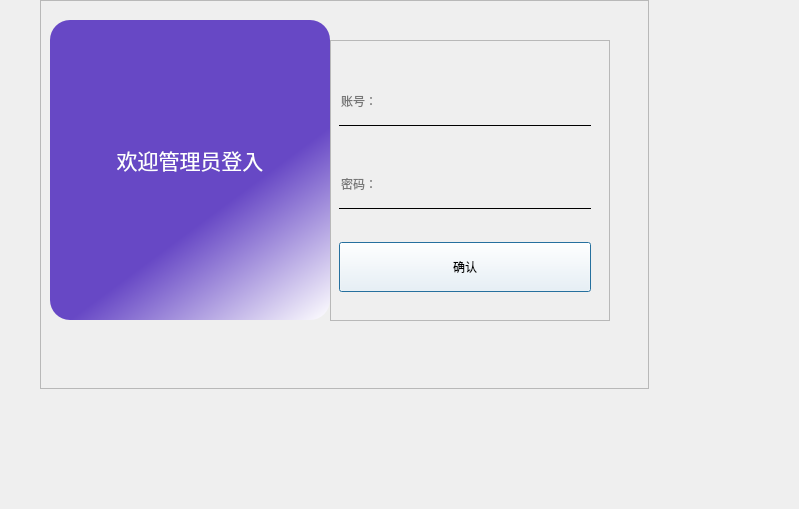
Before: the Qt Designer form libraryproject/Administrator.ui in litsum/library_system, drawn with Qt 5.
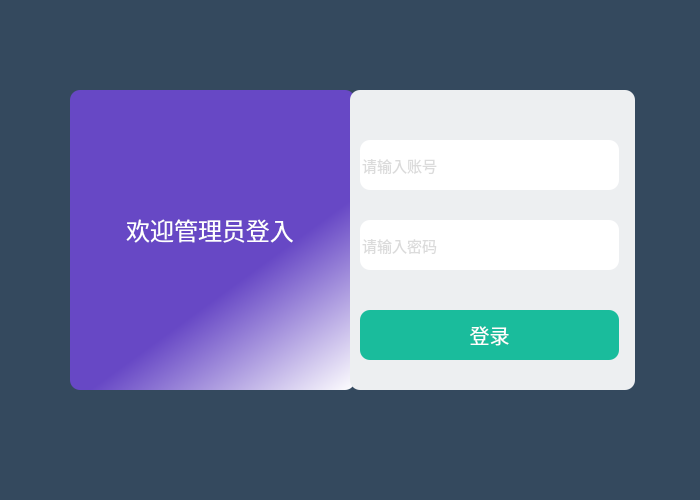
After: the same form once the commit is applied. Icons and pictures are not drawn.

Patch:
```diff
--- a/libraryproject/Administrator.ui
+++ b/libraryproject/Administrator.ui
@@ -6,28 +6,42 @@
    <rect>
     <x>0</x>
     <y>0</y>
-    <width>799</width>
-    <height>509</height>
+    <width>700</width>
+    <height>500</height>
    </rect>
   </property>
   <property name="minimumSize">
    <size>
-    <width>637</width>
-    <height>440</height>
+    <width>700</width>
+    <height>500</height>
    </size>
   </property>
+  <property name="maximumSize">
+   <size>
+    <width>700</width>
+    <height>500</height>
+   </size>
+  </property>
+  <property name="font">
+   <font>
+    <pointsize>15</pointsize>
+   </font>
+  </property>
   <property name="windowTitle">
    <string>Dialog</string>
   </property>
   <widget class="QFrame" name="frame">
    <property name="geometry">
     <rect>
-     <x>40</x>
-     <y>0</y>
-     <width>609</width>
+     <x>60</x>
+     <y>50</y>
+     <width>591</width>
      <height>389</height>
     </rect>
    </property>
+   <property name="styleSheet">
+    <string notr="true">border-radius:10px ;</string>
+   </property>
    <property name="frameShape">
     <enum>QFrame::Shape::StyledPanel</enum>
    </property>
@@ -38,8 +52,8 @@
     <property name="geometry">
      <rect>
       <x>10</x>
-      <y>20</y>
-      <width>280</width>
+      <y>40</y>
+      <width>285</width>
       <height>300</height>
      </rect>
     </property>
@@ -52,7 +66,7 @@
     <property name="styleSheet">
      <string notr="true">#frame_2{
 background-color: qlineargradient(spread:pad, x1:0.698864, y1:0.565, x2:1, y2:1, stop:0 rgba(103, 72, 197, 255), stop:1 rgba(255, 255, 255, 255));
-border-radius:20px ;}
+border-radius:10px ;}
 </string>
     </property>
     <property name="frameShape">
@@ -76,8 +90,13 @@
        <height>80</height>
       </size>
      </property>
+     <property name="font">
+      <font>
+       <pointsize>9</pointsize>
+      </font>
+     </property>
      <property name="text">
-      <string>&lt;html&gt;&lt;head/&gt;&lt;body&gt;&lt;p align=&quot;center&quot;&gt;&lt;span style=&quot; font-size:16pt; color:#ffffff;&quot;&gt;欢迎管理员登入&lt;/span&gt;&lt;/p&gt;&lt;/body&gt;&lt;/html&gt;</string>
+      <string>&lt;html&gt;&lt;head/&gt;&lt;body&gt;&lt;p align=&quot;center&quot;&gt;&lt;span style=&quot; font-size:18pt; color:#ffffff;&quot;&gt;欢迎管理员登入&lt;/span&gt;&lt;/p&gt;&lt;/body&gt;&lt;/html&gt;</string>
      </property>
     </widget>
    </widget>
@@ -86,8 +105,8 @@
      <rect>
       <x>290</x>
       <y>40</y>
-      <width>280</width>
-      <height>281</height>
+      <width>285</width>
+      <height>300</height>
      </rect>
     </property>
     <property name="minimumSize">
@@ -97,7 +116,8 @@
      </size>
     </property>
     <property name="styleSheet">
-     <string notr="true"/>
+     <string notr="true">border-radius:10px ;
+background-color: rgb(237, 239, 241);</string>
     </property>
     <property name="frameShape">
      <enum>QFrame::Shape::StyledPanel</enum>
@@ -105,84 +125,164 @@
     <property name="frameShadow">
      <enum>QFrame::Shadow::Raised</enum>
     </property>
-    <widget class="QWidget" name="verticalLayoutWidget_2">
-     <property name="geometry">
-      <rect>
-       <x>9</x>
-       <y>9</y>
-       <width>252</width>
-       <height>271</height>
-      </rect>
-     </property>
-     <layout class="QVBoxLayout" name="verticalLayout_2">
-      <item>
        <widget class="QLineEdit" name="adaccout">
+     <property name="geometry">
+      <rect>
+       <x>10</x>
+       <y>50</y>
+       <width>259</width>
+       <height>50</height>
+      </rect>
+     </property>
         <property name="minimumSize">
          <size>
           <width>250</width>
           <height>50</height>
          </size>
         </property>
+     <property name="font">
+      <font>
+       <pointsize>11</pointsize>
+      </font>
+     </property>
         <property name="styleSheet">
-         <string notr="true">QLineEdit{
-	background-color:rgba(255,255,255,0);
-	border:none;
-	border-bottom:1px solid black;}</string>
+      <string notr="true">border-radius:10px ;
+color: rgb(183, 183, 183);
+background-color: rgb(255, 255, 255);</string>
         </property>
         <property name="placeholderText">
-         <string>账号：</string>
+      <string>请输入账号</string>
         </property>
         <property name="clearButtonEnabled">
          <bool>true</bool>
         </property>
        </widget>
-      </item>
-      <item>
        <widget class="QLineEdit" name="adpassword">
+     <property name="geometry">
+      <rect>
+       <x>10</x>
+       <y>130</y>
+       <width>259</width>
+       <height>50</height>
+      </rect>
+     </property>
         <property name="minimumSize">
          <size>
           <width>250</width>
           <height>50</height>
          </size>
         </property>
+     <property name="font">
+      <font>
+       <pointsize>11</pointsize>
+      </font>
+     </property>
         <property name="styleSheet">
-         <string notr="true">QLineEdit{
-	background-color:rgba(255,255,255,0);
-	border:none;
-	border-bottom:1px solid black;}</string>
+      <string notr="true">border-radius:10px ;
+color: rgb(183, 183, 183);
+background-color: rgb(255, 255, 255);</string>
         </property>
         <property name="echoMode">
          <enum>QLineEdit::EchoMode::Password</enum>
         </property>
         <property name="placeholderText">
-         <string>密码：</string>
+      <string>请输入密码</string>
         </property>
         <property name="clearButtonEnabled">
          <bool>true</bool>
         </property>
        </widget>
-      </item>
-      <item>
        <widget class="QPushButton" name="next">
+     <property name="geometry">
+      <rect>
+       <x>10</x>
+       <y>220</y>
+       <width>259</width>
+       <height>50</height>
+      </rect>
+     </property>
         <property name="minimumSize">
          <size>
           <width>250</width>
           <height>50</height>
          </size>
         </property>
+     <property name="font">
+      <font>
+       <family>Modern No. 20</family>
+       <pointsize>15</pointsize>
+       <italic>false</italic>
+       <bold>false</bold>
+      </font>
+     </property>
         <property name="styleSheet">
          <string notr="true">background-color: rgb(255, 255, 255);
-font: 9pt &quot;Modern No. 20&quot;;</string>
+color: rgb(255, 255, 255);
+background-color: rgb(26, 188, 156);
+
+border-radius:10px ;</string>
         </property>
         <property name="text">
-         <string>确认</string>
-        </property>
-       </widget>
-      </item>
-     </layout>
+      <string>登录</string>
+     </property>
+     <property name="autoDefault">
+      <bool>true</bool>
+     </property>
+    </widget>
+    <widget class="QLabel" name="accout_pic">
+     <property name="geometry">
+      <rect>
+       <x>220</x>
+       <y>60</y>
+       <width>21</width>
+       <height>31</height>
+      </rect>
+     </property>
+     <property name="styleSheet">
+      <string notr="true">background-image: url(:/zhanghu.png);
+background-color: rgb(255, 255, 255);</string>
+     </property>
+     <property name="text">
+      <string/>
+     </property>
     </widget>
-   </widget>
-  </widget>
+    <widget class="QLabel" name="password_pic">
+     <property name="geometry">
+      <rect>
+       <x>220</x>
+       <y>140</y>
+       <width>21</width>
+       <height>31</height>
+      </rect>
+     </property>
+     <property name="styleSheet">
+      <string notr="true">background-image: url(:/mima.png);
+background-color: rgb(255, 255, 255);</string>
+     </property>
+     <property name="text">
+      <string/>
+     </property>
+    </widget>
+   </widget>
+  </widget>
+  <widget class="QLabel" name="Adm_backgroud">
+   <property name="geometry">
+    <rect>
+     <x>0</x>
+     <y>0</y>
+     <width>700</width>
+     <height>500</height>
+    </rect>
+   </property>
+   <property name="styleSheet">
+    <string notr="true">background-color: rgb(52, 73, 94);</string>
+   </property>
+   <property name="text">
+    <string/>
+   </property>
+  </widget>
+  <zorder>Adm_backgroud</zorder>
+  <zorder>frame</zorder>
  </widget>
  <resources/>
  <connections/>
```
Left out of the diff: 2 changed lines with no effect on the pictures. Lines whose indentation alone changed are shown as unchanged.
